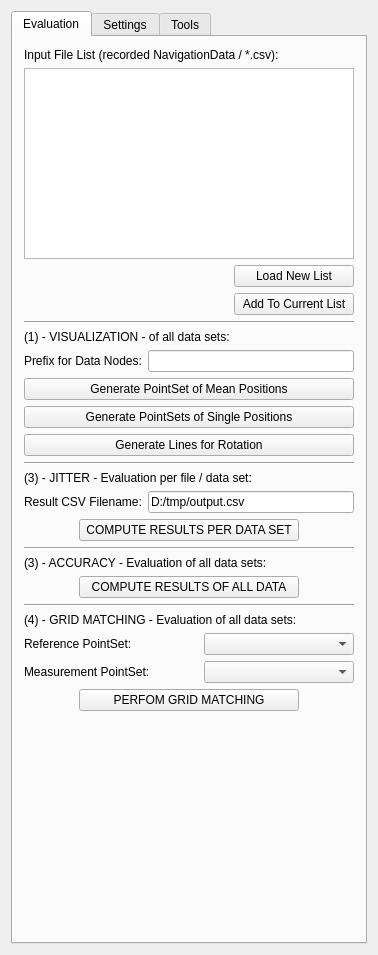
Before: the Qt Designer form Plugins/org.mitk.gui.qt.igt.app.hummelprotocolmeasurements/src/internal/QmitkIGTTrackingDataEvaluationViewControls.ui in MITK/MITK, drawn with Qt 5.
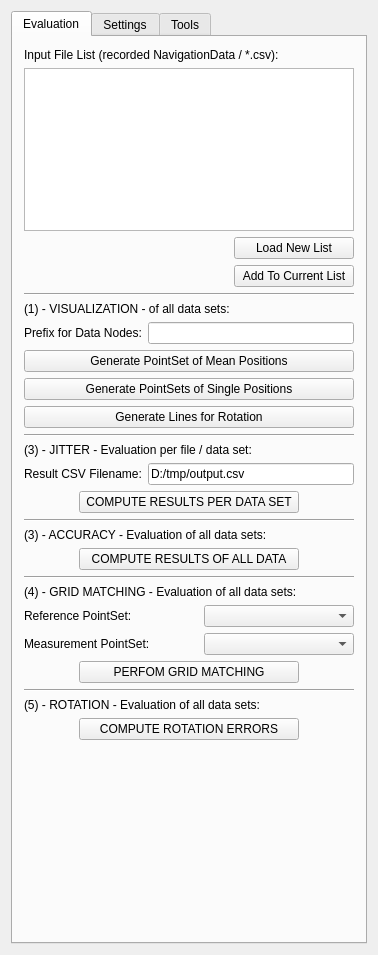
After: the same form once the commit is applied. Custom widgets are drawn as their Qt base class.

Commit message: finalized Hummel Protocol software for Jitter and Accuracy evaluation. Tested all functions and fixed some minor bugs.

```diff
--- a/Plugins/org.mitk.gui.qt.igt.app.hummelprotocolmeasurements/src/internal/QmitkIGTTrackingDataEvaluationViewControls.ui
+++ b/Plugins/org.mitk.gui.qt.igt.app.hummelprotocolmeasurements/src/internal/QmitkIGTTrackingDataEvaluationViewControls.ui
@@ -424,6 +424,69 @@
          </item>
         </layout>
        </item>
+       <item>
+        <widget class="Line" name="line_7">
+         <property name="orientation">
+          <enum>Qt::Horizontal</enum>
+         </property>
+        </widget>
+       </item>
+       <item>
+        <widget class="QLabel" name="label_24">
+         <property name="text">
+          <string>(5) - ROTATION - Evaluation of all data sets:</string>
+         </property>
+        </widget>
+       </item>
+       <item>
+        <layout class="QHBoxLayout" name="horizontalLayout_21">
+         <item>
+          <spacer name="horizontalSpacer_22">
+           <property name="orientation">
+            <enum>Qt::Horizontal</enum>
+           </property>
+           <property name="sizeHint" stdset="0">
+            <size>
+             <width>40</width>
+             <height>20</height>
+            </size>
+           </property>
+          </spacer>
+         </item>
+         <item>
+          <widget class="QPushButton" name="m_ComputeRotation">
+           <property name="minimumSize">
+            <size>
+             <width>220</width>
+             <height>0</height>
+            </size>
+           </property>
+           <property name="maximumSize">
+            <size>
+             <width>200</width>
+             <height>50</height>
+            </size>
+           </property>
+           <property name="text">
+            <string>COMPUTE ROTATION ERRORS</string>
+           </property>
+          </widget>
+         </item>
+         <item>
+          <spacer name="horizontalSpacer_23">
+           <property name="orientation">
+            <enum>Qt::Horizontal</enum>
+           </property>
+           <property name="sizeHint" stdset="0">
+            <size>
+             <width>40</width>
+             <height>20</height>
+            </size>
+           </property>
+          </spacer>
+         </item>
+        </layout>
+       </item>
        <item>
         <spacer name="spacer1">
          <property name="orientation">
```
Left out of the diff: 6 changed lines with no effect on the pictures. The commit also changes 5 other files.
